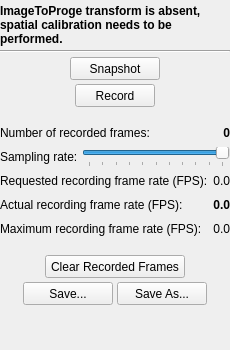
The window that PlusApp/fCal/Toolboxes/CapturingToolbox.ui (PlusToolkit/PlusApp) describes before a commit, drawn with Qt 5.
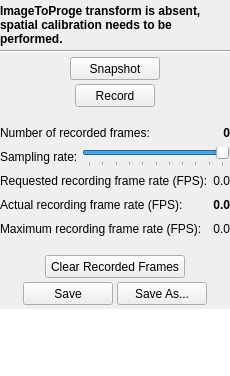
The same window after the commit. Icons and pictures are not drawn.

Commit message: re #613 Updated to show save results

What changed in the file:
```diff
--- a/PlusApp/fCal/Toolboxes/CapturingToolbox.ui
+++ b/PlusApp/fCal/Toolboxes/CapturingToolbox.ui
@@ -7,7 +7,7 @@
     <x>0</x>
     <y>0</y>
     <width>230</width>
-    <height>350</height>
+    <height>376</height>
    </rect>
   </property>
   <property name="sizePolicy">
@@ -398,7 +398,7 @@
         </size>
        </property>
        <property name="text">
-        <string>Save...</string>
+        <string>Save</string>
        </property>
        <property name="icon">
         <iconset resource="../fCal.qrc">
@@ -450,6 +450,34 @@
      </item>
     </layout>
    </item>
+   <item>
+    <widget class="QPlainTextEdit" name="plainTextEdit_saveResult">
+     <property name="minimumSize">
+      <size>
+       <width>0</width>
+       <height>70</height>
+      </size>
+     </property>
+     <property name="maximumSize">
+      <size>
+       <width>16777215</width>
+       <height>70</height>
+      </size>
+     </property>
+     <property name="frameShape">
+      <enum>QFrame::NoFrame</enum>
+     </property>
+     <property name="frameShadow">
+      <enum>QFrame::Plain</enum>
+     </property>
+     <property name="lineWidth">
+      <number>0</number>
+     </property>
+     <property name="readOnly">
+      <bool>true</bool>
+     </property>
+    </widget>
+   </item>
    <item>
     <spacer name="verticalSpacer_2">
      <property name="orientation">
```
The commit also changes 1 other file.
